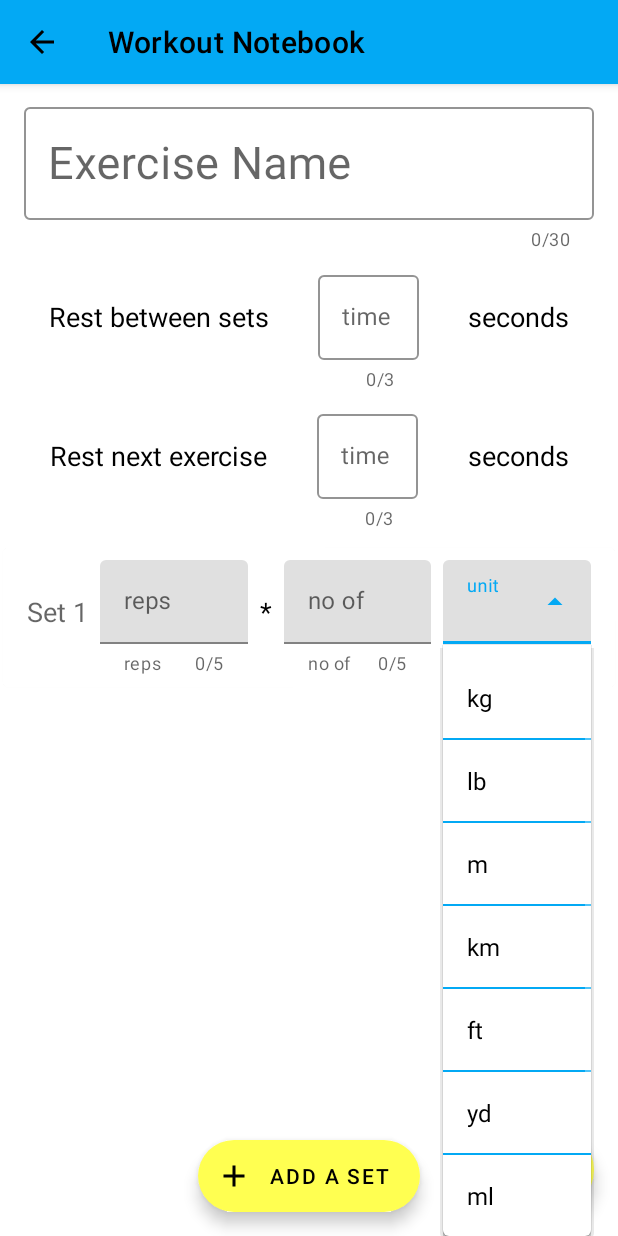
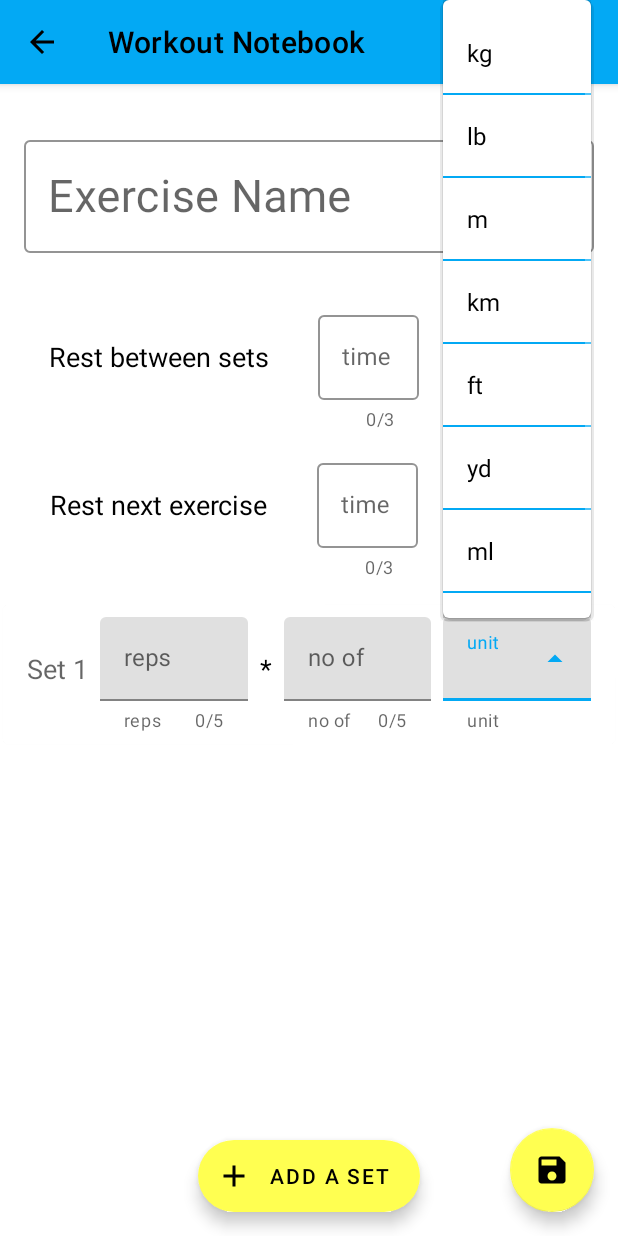
Before and after one commit to jeanpierreZ/Workout_Notebook, an Android app: the fragment EditExerciseFragment placed in its activity, after a tap on an icon or button, on a phone screen of 412 x 824 dp. Run offline under Robolectric (Android 15) with nearby library versions, the phone set to English and light mode, and no system bars; our stand-ins replace Firebase (no records; nobody signed in at launch, a user with empty details on screens opened directly), data binding; libraries missing offline, so code that uses them is left out: it.xabaras.android.

Commit message:
Improve UI.

```diff
--- a/app/src/main/java/com/jpz/workoutnotebook/fragments/EditCalendarFragment.kt
+++ b/app/src/main/java/com/jpz/workoutnotebook/fragments/EditCalendarFragment.kt
@@ -151,6 +151,8 @@
             }
             // Set textView with workoutName
             editCalendarFragmentWorkout.text = trainingSession.workout?.workoutName
+            // Set title for update
+            editCalendarFragmentTitle.text = getString(R.string.update_training_session)
         }
     }
 
--- a/app/src/main/res/layout/fab_add.xml
+++ b/app/src/main/res/layout/fab_add.xml
@@ -5,5 +5,6 @@
     android:layout_height="wrap_content"
     android:layout_gravity="bottom|end"
     android:layout_margin="@dimen/fab_margin"
+    android:contentDescription="@string/add"
     app:backgroundTint="@color/colorAccentLight"
     app:srcCompat="@drawable/ic_baseline_add_24" />
--- a/app/src/main/res/layout/fab_save.xml
+++ b/app/src/main/res/layout/fab_save.xml
@@ -6,4 +6,5 @@
     android:layout_gravity="bottom|end"
     android:layout_margin="@dimen/fab_margin"
     app:backgroundTint="@color/colorAccentLight"
+    android:contentDescription="@string/save"
     app:srcCompat="@drawable/ic_baseline_save_24" />
--- a/app/src/main/res/layout/fragment_edit_exercise.xml
+++ b/app/src/main/res/layout/fragment_edit_exercise.xml
@@ -27,7 +27,7 @@
                 android:layout_width="wrap_content"
                 android:layout_height="wrap_content"
                 android:orientation="horizontal"
-                app:layout_constraintGuide_percent="0.4" />
+                app:layout_constraintGuide_percent="0.45" />
 
             <com.google.android.material.textfield.TextInputLayout
                 android:id="@+id/editExerciseFragmentName"
@@ -35,6 +35,7 @@
                 android:layout_height="wrap_content"
                 android:layout_marginStart="@dimen/title_text_margin"
                 android:layout_marginEnd="@dimen/title_text_margin"
+                android:layout_marginTop="@dimen/title_text_margin"
                 android:hint="@string/exercise_name"
                 app:counterEnabled="true"
                 app:counterMaxLength="30"
--- a/app/src/main/res/layout/fragment_sports.xml
+++ b/app/src/main/res/layout/fragment_sports.xml
@@ -31,7 +31,7 @@
             android:layout_marginStart="4dp"
             android:layout_marginEnd="4dp"
             android:background="@color/colorPrimaryLight"
-            app:layout_constraintBottom_toBottomOf="@+id/sportsFragmentGuidelineFifty"/>
+            app:layout_constraintBottom_toBottomOf="@+id/sportsFragmentGuidelineFifty" />
 
         <com.google.android.material.textview.MaterialTextView
             android:id="@+id/sportsFragmentTitle"
@@ -84,6 +84,8 @@
             android:layout_width="match_parent"
             android:layout_height="wrap_content"
             android:text="@string/exercises"
+            android:textColor="@color/colorTextPrimary"
+            app:iconTint="@color/colorTextPrimary"
             app:layout_constraintBottom_toTopOf="@+id/sportsFragmentWorkoutsButton"
             app:layout_constraintEnd_toEndOf="parent"
             app:layout_constraintStart_toStartOf="parent"
@@ -95,6 +97,8 @@
             android:layout_width="match_parent"
             android:layout_height="wrap_content"
             android:text="@string/workouts"
+            android:textColor="@color/colorTextPrimary"
+            app:iconTint="@color/colorTextPrimary"
             app:layout_constraintBottom_toBottomOf="parent"
             app:layout_constraintEnd_toEndOf="parent"
             app:layout_constraintStart_toStartOf="parent"
--- a/app/src/main/res/layout/sport_item.xml
+++ b/app/src/main/res/layout/sport_item.xml
@@ -6,7 +6,7 @@
     android:layout_margin="2dp"
     app:cardCornerRadius="4dp">
 
-    <TextView
+    <com.google.android.material.textview.MaterialTextView
         android:id="@+id/sportItemName"
         style="@style/SubTitleTextViewTheme"
         android:layout_width="match_parent"
--- a/app/src/main/res/layout/unit_list_item.xml
+++ b/app/src/main/res/layout/unit_list_item.xml
@@ -4,7 +4,7 @@
     android:layout_height="match_parent"
     android:orientation="vertical">
 
-    <TextView
+    <com.google.android.material.textview.MaterialTextView
         android:id="@+id/unitListItemTextView"
         android:layout_width="match_parent"
         android:layout_height="match_parent"
--- a/app/src/main/res/values/colors.xml
+++ b/app/src/main/res/values/colors.xml
@@ -8,7 +8,5 @@
     <color name="colorAccentDark">#bd9c00</color>
     <color name="colorTextPrimary">#000000</color>
     <color name="colorTextSecondary">#ffffff</color>
-
-    <color name="colorLightBlue50">#e1f5fe</color>
     <color name="colorDecorSwipeRed">#B23121</color>
 </resources>
--- a/app/src/main/res/values/strings.xml
+++ b/app/src/main/res/values/strings.xml
@@ -11,12 +11,13 @@
     <string name="error_no_internet">No internet connection</string>
     <string name="error_unknown_error">An unknown error has occurred</string>
 
-    <!-- Main Activity -->
+    <!-- Main Activity  && contentDescription -->
     <string name="disconnect">Sign out?</string>
     <string name="user_data_updated">User data updated</string>
     <string name="update_data_canceled">Update data canceled</string>
     <string name="edit_profile">Edit profile</string>
     <string name="add">add</string>
+    <string name="save">save</string>
 
     <!-- Profile Fragment -->
     <string name="profile_photo">Photo chosen for profile</string>
@@ -76,6 +77,7 @@
     <string name="training_sessions">Training sessions</string>
     <string name="new_training_session_created">Training session for %s is created</string>
     <string name="add_training_session">Add a training session</string>
+    <string name="update_training_session">Update a training session</string>
     <string name="date_training_session">Date</string>
     <string name="time_training_session">Time</string>
     <string name="training_session_updated">Training session is updated</string>
```
Also changed, not shown: app/src/main/res/drawable/ic_baseline_clear_24.xml (deleted, +0 -10 lines), app/src/main/res/layout/fragment_calendar.xml (+24 -9 lines).
